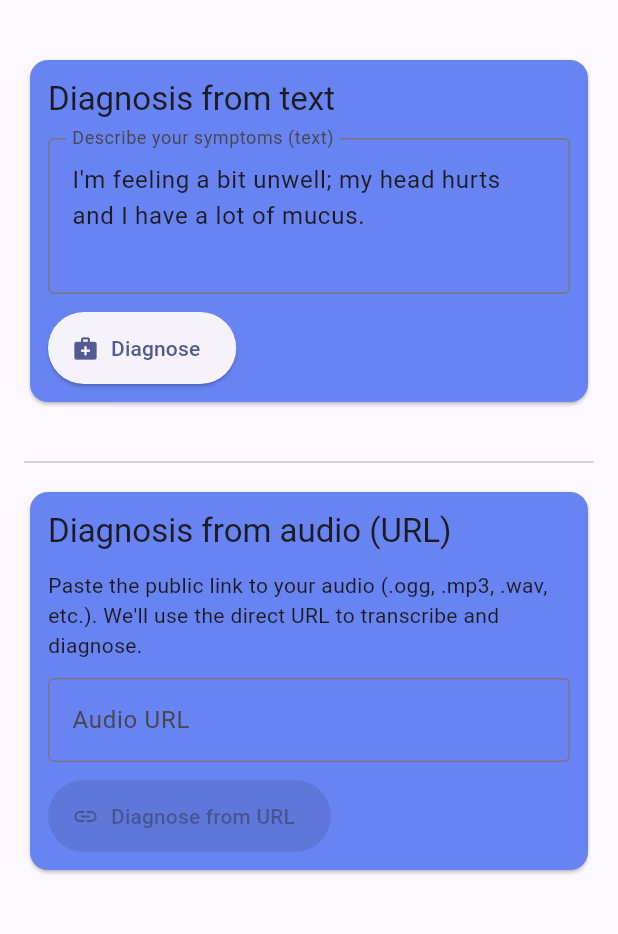
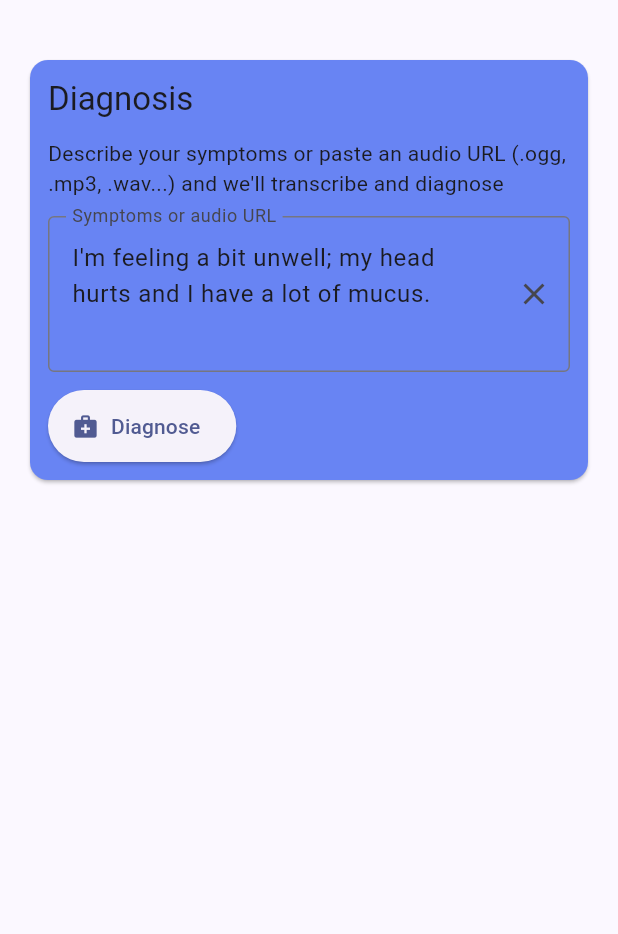
Before and after one commit to hfunescom/telepatia-ai-techtest-frontend, a Flutter app: the screen it shows after launch, on a phone screen of 412 x 824 dp, the part 66-1000 px from its top. Run offline on Flutter 3.47's test engine with Material 3 defaults, Android fonts, the light colour scheme and no system bars.

Commit message:
Unify diagnosis inputs

```diff
--- a/telepatia_ai_techtest_frontend/lib/screens/home_screen.dart
+++ b/telepatia_ai_techtest_frontend/lib/screens/home_screen.dart
@@ -13,17 +13,15 @@ class HomeScreen extends StatefulWidget {
 }
 
 class _HomeScreenState extends State<HomeScreen> {
-  final _textController = TextEditingController(
+  final _inputController = TextEditingController(
     text: "I'm feeling a bit unwell; my head hurts and I have a lot of mucus.",
   );
 
-  final _audioUrlController = TextEditingController();
   String? _audioFilename;
 
   @override
   void dispose() {
-    _textController.dispose();
-    _audioUrlController.dispose();
+    _inputController.dispose();
     super.dispose();
   }
 
@@ -77,8 +75,10 @@ class _HomeScreenState extends State<HomeScreen> {
   @override
   Widget build(BuildContext context) {
     final provider = context.watch<PipelineProvider>();
-    final audioUrl = _audioUrlController.text.trim();
-    final isAudioUrlValid = _isValidUrl(audioUrl);
+    final input = _inputController.text.trim();
+    final isUrl = _isValidUrl(input);
+    final looksLikeUrl =
+        input.startsWith('http://') || input.startsWith('https://');
 
     return Scaffold(
       appBar: AppBar(
@@ -108,80 +108,27 @@ class _HomeScreenState extends State<HomeScreen> {
                         crossAxisAlignment: CrossAxisAlignment.start,
                         children: [
                           Text(
-                            "Diagnosis from text",
-                            style: Theme.of(context).textTheme.titleLarge,
-                          ),
-                          const SizedBox(height: 12),
-                          TextField(
-                            controller: _textController,
-                            maxLines: 3,
-                            decoration: const InputDecoration(
-                              border: OutlineInputBorder(),
-                              labelText: 'Describe your symptoms (text)',
-                              hintText:
-                                  'E.g., My head hurts and I have a lot of mucus...',
-                            ),
-                          ),
-                          const SizedBox(height: 12),
-                          SizedBox(
-                            height: 48,
-                            child: ElevatedButton.icon(
-                              onPressed: provider.isLoading
-                                  ? null
-                                  : () async {
-                                      FocusScope.of(context).unfocus();
-                                      final p =
-                                          context.read<PipelineProvider>();
-                                      await p.runFromText(
-                                        text: _textController.text,
-                                        language: _detectLanguage(
-                                          _textController.text,
-                                        ),
-                                        correlationId: p.nextCorrelationId(),
-                                      );
-                                    },
-                              icon: const Icon(Icons.medical_services),
-                              label: provider.isLoading
-                                  ? const Text("Processing…")
-                                  : const Text("Diagnose"),
-                            ),
-                          ),
-                        ],
-                      ),
-                    ),
-                  ),
-
-                  const SizedBox(height: 28),
-                  const Divider(),
-                  const SizedBox(height: 8),
-                  Card(
-                    color: const Color(0xFF6884F3),
-                    child: Padding(
-                      padding: const EdgeInsets.all(12.0),
-                      child: Column(
-                        crossAxisAlignment: CrossAxisAlignment.start,
-                        children: [
-                          Text(
-                            "Diagnosis from audio (URL)",
+                            "Diagnosis",
                             style: Theme.of(context).textTheme.titleLarge,
                           ),
                           const SizedBox(height: 12),
                           Text(
-                            "Paste the public link to your audio (.ogg, .mp3, .wav, etc.). "
-                            "We'll use the direct URL to transcribe and diagnose.",
+                            "Describe your symptoms or paste an audio URL (.ogg, .mp3, .wav...) and we'll transcribe and diagnose",
                             style: Theme.of(context).textTheme.bodyMedium,
                           ),
                           const SizedBox(height: 12),
                           TextField(
-                            controller: _audioUrlController,
+                            controller: _inputController,
+                            maxLines: 3,
                             decoration: InputDecoration(
                               border: const OutlineInputBorder(),
-                              labelText: 'Audio URL',
-                              hintText: 'https://.../my_audio.ogg',
-                              errorText: audioUrl.isEmpty || isAudioUrlValid
+                              labelText: 'Symptoms or audio URL',
+                              hintText:
+                                  'E.g., My head hurts and I have a lot of mucus... or https://.../my_audio.ogg',
+                              errorText: input.isEmpty || !looksLikeUrl || isUrl
                                   ? null
                                   : 'Enter a valid URL (http/https).',
-                              suffixIcon: audioUrl.isEmpty
+                              suffixIcon: input.isEmpty
                                   ? null
                                   : IconButton(
                                       tooltip: "Clear",
@@ -189,7 +136,7 @@ class _HomeScreenState extends State<HomeScreen> {
                                           ? null
                                           : () {
                                               setState(() {
-                                                _audioUrlController.clear();
+                                                _inputController.clear();
                                                 _audioFilename = null;
                                               });
                                             },
@@ -197,13 +144,12 @@ class _HomeScreenState extends State<HomeScreen> {
                                     ),
                             ),
                             onChanged: (_) {
-                              final inferred = _inferFilenameFromUrl(
-                                _audioUrlController.text,
-                              );
+                              final inferred =
+                                  _inferFilenameFromUrl(_inputController.text);
                               setState(() => _audioFilename = inferred);
                             },
                           ),
-                          if (_audioFilename != null) ...[
+                          if (_audioFilename != null && isUrl) ...[
                             const SizedBox(height: 8),
                             Text(
                               "Inferred name: ${_audioFilename!}",
@@ -214,30 +160,45 @@ class _HomeScreenState extends State<HomeScreen> {
                           SizedBox(
                             height: 48,
                             child: ElevatedButton.icon(
-                              onPressed: provider.isLoading || !isAudioUrlValid
+                              onPressed: provider.isLoading || input.isEmpty
                                   ? null
                                   : () async {
                                       FocusScope.of(context).unfocus();
                                       try {
+                                        if (isUrl) {
                                           await context
                                               .read<PipelineProvider>()
                                               .runFromAudioUrl(
-                                              url: audioUrl,
+                                                url: input,
                                                 filename: _audioFilename,
                                                 language: _detectLanguage(
-                                                _textController.text,
+                                                  _inputController.text,
                                                 ),
                                                 correlationId:
                                                     provider.nextCorrelationId(),
                                               );
+                                        } else {
+                                          final p =
+                                              context.read<PipelineProvider>();
+                                          await p.runFromText(
+                                            text: input,
+                                            language: _detectLanguage(
+                                              _inputController.text,
+                                            ),
+                                            correlationId: p.nextCorrelationId(),
+                                          );
+                                        }
                                       } catch (e) {
-                                        _showSnack('Could not send audio: $e');
+                                        _showSnack(
+                                            'Could not send${isUrl ? ' audio' : ''}: $e');
                                       }
                                     },
-                              icon: const Icon(Icons.link),
+                              icon: isUrl
+                                  ? const Icon(Icons.link)
+                                  : const Icon(Icons.medical_services),
                               label: provider.isLoading
-                                  ? const Text("Processing audio…")
-                                  : const Text("Diagnose from URL"),
+                                  ? const Text("Processing…")
+                                  : const Text("Diagnose"),
                             ),
                           ),
                         ],
```
Lines whose indentation alone changed are shown as unchanged.
